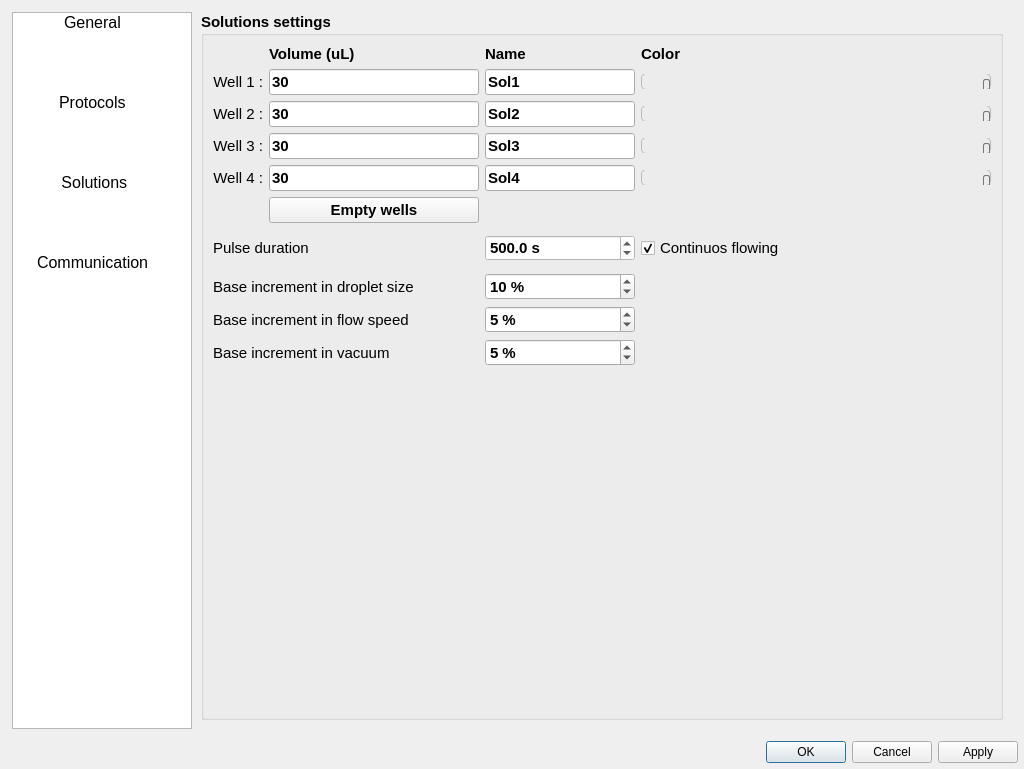
Before: the Qt Designer form apps/Lab-on-a-tip/Lab-on-a-tip_tools.ui in bellonemauro/Labonatip2.0, drawn with Qt 5.
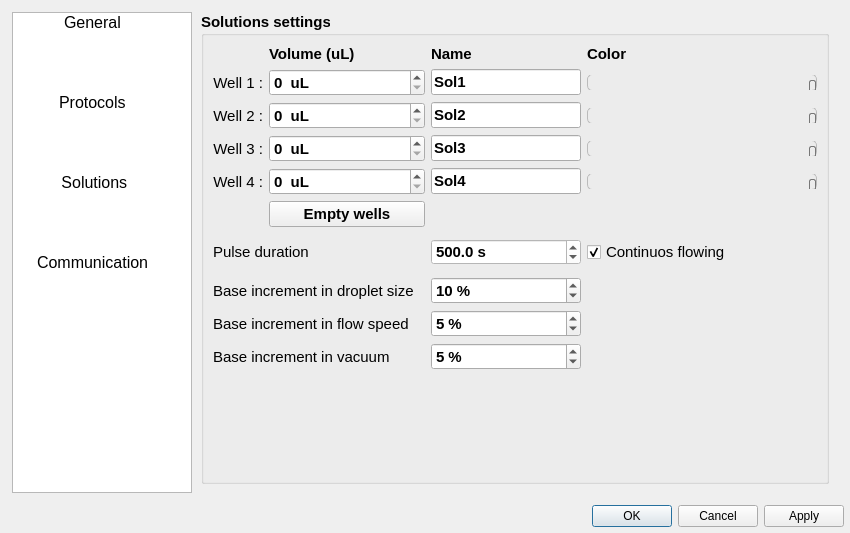
After: the same form once the commit is applied. Icons and pictures are not drawn.

```diff
--- a/apps/Lab-on-a-tip/Lab-on-a-tip_tools.ui
+++ b/apps/Lab-on-a-tip/Lab-on-a-tip_tools.ui
@@ -10,8 +10,8 @@
    <rect>
     <x>0</x>
     <y>0</y>
-    <width>1024</width>
-    <height>769</height>
+    <width>850</width>
+    <height>533</height>
    </rect>
   </property>
   <property name="sizePolicy">
@@ -79,8 +79,8 @@
        <rect>
         <x>0</x>
         <y>0</y>
-        <width>1012</width>
-        <height>728</height>
+        <width>838</width>
+        <height>492</height>
        </rect>
       </property>
       <property name="sizePolicy">
@@ -297,7 +297,7 @@
                <property name="sizeHint" stdset="0">
                 <size>
                  <width>20</width>
-                 <height>40</height>
+                 <height>10</height>
                 </size>
                </property>
               </spacer>
@@ -969,7 +969,7 @@
                <property name="sizeHint" stdset="0">
                 <size>
                  <width>20</width>
-                 <height>40</height>
+                 <height>10</height>
                 </size>
                </property>
               </spacer>
@@ -1549,85 +1549,8 @@
                 <string>Solutions settings</string>
                </property>
                <layout class="QGridLayout" name="gridLayout_6">
-                <item row="2" column="3">
-                 <widget class="QSlider" name="horizontalSlider_colorSol2">
-                  <property name="minimumSize">
-                   <size>
-                    <width>0</width>
-                    <height>0</height>
-                   </size>
-                  </property>
-                  <property name="styleSheet">
-                   <string notr="true">QSlider::groove:horizontal {
-border: 1px solid #bbb;
-background: QLinearGradient( x1: 0, y1: 0, x2: 1, y2: 0,
-stop: 0 #00FF00,
-stop: 0.167 #FFFF00,
-stop: 0.333 #FF0000,
-stop: 0.5 #FF00FF,
-stop: 0.667 #0000FF,
-stop: 0.883 #00FFFF,
-stop: 1 #00FF00 );
-height: 15px;
-border-radius: 5px;
-}
-
-
-QSlider::handle:horizontal {
-background: qlineargradient(x1:0, y1:0, x2:1, y2:1,
-    stop:0 #eee, stop:1 #ccc);
-border: 1px solid #777;
-width: 5px;
-margin-top: 5px;
-margin-bottom: -2px;
-border-radius: 2px;
-}
-
-QSlider::handle:horizontal:hover {
-background: qlineargradient(x1:0, y1:0, x2:1, y2:1,
-    stop:0 #fff, stop:1 #ddd);
-border: 1px solid #444;
-border-radius: 4px;
-}
-
-QSlider::sub-page:horizontal:disabled {
-background: #bbb;
-border-color: #999;
-}
-
-QSlider::add-page:horizontal:disabled {
-background: #eee;
-border-color: #999;
-}
-
-QSlider::handle:horizontal:disabled {
-background: #eee;
-border: 1px solid #aaa;
-border-radius: 4px;
-}</string>
-                  </property>
-                  <property name="maximum">
-                   <number>16777216</number>
-                  </property>
-                  <property name="singleStep">
-                   <number>1</number>
-                  </property>
-                  <property name="value">
-                   <number>5164400</number>
-                  </property>
-                  <property name="orientation">
-                   <enum>Qt::Horizontal</enum>
-                  </property>
-                 </widget>
-                </item>
-                <item row="3" column="0">
-                 <widget class="QLabel" name="label_35">
-                  <property name="maximumSize">
-                   <size>
-                    <width>16777215</width>
-                    <height>16777215</height>
-                   </size>
-                  </property>
+                <item row="7" column="0" rowspan="3" colspan="2">
+                 <widget class="QLabel" name="label_11">
                   <property name="font">
                    <font>
                     <pointsize>11</pointsize>
@@ -1636,81 +1559,7 @@
                    </font>
                   </property>
                   <property name="text">
-                   <string>Well 3 :</string>
-                  </property>
-                  <property name="alignment">
-                   <set>Qt::AlignRight|Qt::AlignTrailing|Qt::AlignVCenter</set>
-                  </property>
-                 </widget>
-                </item>
-                <item row="2" column="0">
-                 <widget class="QLabel" name="label_33">
-                  <property name="maximumSize">
-                   <size>
-                    <width>16777215</width>
-                    <height>16777215</height>
-                   </size>
-                  </property>
-                  <property name="font">
-                   <font>
-                    <pointsize>11</pointsize>
-                    <weight>50</weight>
-                    <bold>false</bold>
-                   </font>
-                  </property>
-                  <property name="text">
-                   <string>Well 2 :</string>
-                  </property>
-                  <property name="alignment">
-                   <set>Qt::AlignRight|Qt::AlignTrailing|Qt::AlignVCenter</set>
-                  </property>
-                 </widget>
-                </item>
-                <item row="10" column="2">
-                 <widget class="QSpinBox" name="spinBox_ds_increment">
-                  <property name="font">
-                   <font>
-                    <pointsize>11</pointsize>
-                   </font>
-                  </property>
-                  <property name="suffix">
-                   <string notr="true"> %</string>
-                  </property>
-                  <property name="prefix">
-                   <string notr="true"/>
-                  </property>
-                  <property name="minimum">
-                   <number>1</number>
-                  </property>
-                  <property name="maximum">
-                   <number>20</number>
-                  </property>
-                  <property name="value">
-                   <number>10</number>
-                  </property>
-                 </widget>
-                </item>
-                <item row="11" column="2">
-                 <widget class="QSpinBox" name="spinBox_fs_increment">
-                  <property name="font">
-                   <font>
-                    <pointsize>11</pointsize>
-                   </font>
-                  </property>
-                  <property name="suffix">
-                   <string notr="true"> %</string>
-                  </property>
-                  <property name="prefix">
-                   <string notr="true"/>
-                  </property>
-                  <property name="minimum">
-                   <number>1</number>
-                  </property>
-                  <property name="maximum">
-                   <number>20</number>
-                  </property>
-                  <property name="value">
-                   <number>5</number>
+                   <string>Pulse duration</string>
                   </property>
                  </widget>
                 </item>
@@ -1728,18 +1577,50 @@
                   </property>
                  </widget>
                 </item>
-                <item row="2" column="1">
-                 <widget class="QLineEdit" name="lineEdit_volume_sol2">
+                <item row="2" column="0">
+                 <widget class="QLabel" name="label_33">
+                  <property name="maximumSize">
+                   <size>
+                    <width>16777215</width>
+                    <height>16777215</height>
+                   </size>
+                  </property>
                   <property name="font">
                    <font>
                     <pointsize>11</pointsize>
+                    <weight>50</weight>
+                    <bold>false</bold>
                    </font>
                   </property>
-                  <property name="accessibleDescription">
-                   <string/>
-                  </property>
                   <property name="text">
-                   <string notr="true">30</string>
+                   <string>Well 2 :</string>
+                  </property>
+                  <property name="alignment">
+                   <set>Qt::AlignRight|Qt::AlignTrailing|Qt::AlignVCenter</set>
+                  </property>
+                 </widget>
+                </item>
+                <item row="11" column="3">
+                 <widget class="QSpinBox" name="spinBox_fs_increment">
+                  <property name="font">
+                   <font>
+                    <pointsize>11</pointsize>
+                   </font>
+                  </property>
+                  <property name="suffix">
+                   <string notr="true"> %</string>
+                  </property>
+                  <property name="prefix">
+                   <string notr="true"/>
+                  </property>
+                  <property name="minimum">
+                   <number>1</number>
+                  </property>
+                  <property name="maximum">
+                   <number>20</number>
+                  </property>
+                  <property name="value">
+                   <number>5</number>
                   </property>
                  </widget>
                 </item>
@@ -1757,7 +1638,7 @@
                   </property>
                  </widget>
                 </item>
-                <item row="3" column="3">
+                <item row="3" column="4">
                  <widget class="QSlider" name="horizontalSlider_colorSol3">
                   <property name="minimumSize">
                    <size>
@@ -1828,36 +1709,7 @@
                   </property>
                  </widget>
                 </item>
-                <item row="7" column="0" rowspan="3" colspan="2">
-                 <widget class="QLabel" name="label_11">
-                  <property name="font">
-                   <font>
-                    <pointsize>11</pointsize>
-                    <weight>50</weight>
-                    <bold>false</bold>
-                   </font>
-                  </property>
-                  <property name="text">
-                   <string>Pulse duration</string>
-                  </property>
-                 </widget>
-                </item>
-                <item row="3" column="1">
-                 <widget class="QLineEdit" name="lineEdit_volume_sol3">
-                  <property name="font">
-                   <font>
-                    <pointsize>11</pointsize>
-                   </font>
-                  </property>
-                  <property name="accessibleDescription">
-                   <string/>
-                  </property>
-                  <property name="text">
-                   <string notr="true">30</string>
-                  </property>
-                 </widget>
-                </item>
-                <item row="4" column="2">
+                <item row="4" column="3">
                  <widget class="QLineEdit" name="lineEdit_sol4_name">
                   <property name="maximumSize">
                    <size>
@@ -1881,37 +1733,137 @@
                   </property>
                  </widget>
                 </item>
-                <item row="1" column="2">
-                 <widget class="QLineEdit" name="lineEdit_sol1_name">
+                <item row="10" column="3">
+                 <widget class="QSpinBox" name="spinBox_ds_increment">
+                  <property name="font">
+                   <font>
+                    <pointsize>11</pointsize>
+                   </font>
+                  </property>
+                  <property name="suffix">
+                   <string notr="true"> %</string>
+                  </property>
+                  <property name="prefix">
+                   <string notr="true"/>
+                  </property>
+                  <property name="minimum">
+                   <number>1</number>
+                  </property>
+                  <property name="maximum">
+                   <number>20</number>
+                  </property>
+                  <property name="value">
+                   <number>10</number>
+                  </property>
+                 </widget>
+                </item>
+                <item row="2" column="4">
+                 <widget class="QSlider" name="horizontalSlider_colorSol2">
                   <property name="minimumSize">
                    <size>
                     <width>0</width>
                     <height>0</height>
                    </size>
                   </property>
+                  <property name="styleSheet">
+                   <string notr="true">QSlider::groove:horizontal {
+border: 1px solid #bbb;
+background: QLinearGradient( x1: 0, y1: 0, x2: 1, y2: 0,
+stop: 0 #00FF00,
+stop: 0.167 #FFFF00,
+stop: 0.333 #FF0000,
+stop: 0.5 #FF00FF,
+stop: 0.667 #0000FF,
+stop: 0.883 #00FFFF,
+stop: 1 #00FF00 );
+height: 15px;
+border-radius: 5px;
+}
+
+
+QSlider::handle:horizontal {
+background: qlineargradient(x1:0, y1:0, x2:1, y2:1,
+    stop:0 #eee, stop:1 #ccc);
+border: 1px solid #777;
+width: 5px;
+margin-top: 5px;
+margin-bottom: -2px;
+border-radius: 2px;
+}
+
+QSlider::handle:horizontal:hover {
+background: qlineargradient(x1:0, y1:0, x2:1, y2:1,
+    stop:0 #fff, stop:1 #ddd);
+border: 1px solid #444;
+border-radius: 4px;
+}
+
+QSlider::sub-page:horizontal:disabled {
+background: #bbb;
+border-color: #999;
+}
+
+QSlider::add-page:horizontal:disabled {
+background: #eee;
+border-color: #999;
+}
+
+QSlider::handle:horizontal:disabled {
+background: #eee;
+border: 1px solid #aaa;
+border-radius: 4px;
+}</string>
+                  </property>
+                  <property name="maximum">
+                   <number>16777216</number>
+                  </property>
+                  <property name="singleStep">
+                   <number>1</number>
+                  </property>
+                  <property name="value">
+                   <number>5164400</number>
+                  </property>
+                  <property name="orientation">
+                   <enum>Qt::Horizontal</enum>
+                  </property>
+                 </widget>
+                </item>
+                <item row="3" column="0">
+                 <widget class="QLabel" name="label_35">
                   <property name="maximumSize">
                    <size>
-                    <width>150</width>
+                    <width>16777215</width>
                     <height>16777215</height>
                    </size>
                   </property>
                   <property name="font">
                    <font>
                     <pointsize>11</pointsize>
+                    <weight>50</weight>
+                    <bold>false</bold>
                    </font>
                   </property>
-                  <property name="accessibleDescription">
-                   <string/>
+                  <property name="text">
+                   <string>Well 3 :</string>
                   </property>
-                  <property name="styleSheet">
-                   <string notr="true"/>
+                  <property name="alignment">
+                   <set>Qt::AlignRight|Qt::AlignTrailing|Qt::AlignVCenter</set>
                   </property>
+                 </widget>
+                </item>
+                <item row="5" column="1">
+                 <widget class="QPushButton" name="pushButton_emptyWells">
+                  <property name="font">
+                   <font>
+                    <pointsize>11</pointsize>
+                   </font>
+                  </property>
                   <property name="text">
-                   <string notr="true">Sol1</string>
+                   <string>Empty wells</string>
                   </property>
                  </widget>
                 </item>
-                <item row="13" column="2">
+                <item row="13" column="3">
                  <spacer name="verticalSpacer">
                   <property name="orientation">
                    <enum>Qt::Vertical</enum>
@@ -1924,7 +1876,229 @@
                   </property>
                  </spacer>
                 </item>
-                <item row="8" column="2">
+                <item row="1" column="3">
+                 <widget class="QLineEdit" name="lineEdit_sol1_name">
+                  <property name="minimumSize">
+                   <size>
+                    <width>0</width>
+                    <height>0</height>
+                   </size>
+                  </property>
+                  <property name="maximumSize">
+                   <size>
+                    <width>150</width>
+                    <height>16777215</height>
+                   </size>
+                  </property>
+                  <property name="font">
+                   <font>
+                    <pointsize>11</pointsize>
+                   </font>
+                  </property>
+                  <property name="accessibleDescription">
+                   <string/>
+                  </property>
+                  <property name="styleSheet">
+                   <string notr="true"/>
+                  </property>
+                  <property name="text">
+                   <string notr="true">Sol1</string>
+                  </property>
+                 </widget>
+                </item>
+                <item row="1" column="0">
+                 <widget class="QLabel" name="label_32">
+                  <property name="maximumSize">
+                   <size>
+                    <width>16777215</width>
+                    <height>16777215</height>
+                   </size>
+                  </property>
+                  <property name="font">
+                   <font>
+                    <pointsize>11</pointsize>
+                    <weight>50</weight>
+                    <bold>false</bold>
+                   </font>
+                  </property>
+                  <property name="text">
+                   <string>Well 1 :</string>
+                  </property>
+                  <property name="alignment">
+                   <set>Qt::AlignRight|Qt::AlignTrailing|Qt::AlignVCenter</set>
+                  </property>
+                 </widget>
+                </item>
+                <item row="0" column="4">
+                 <widget class="QLabel" name="label_18">
+                  <property name="font">
+                   <font>
+                    <pointsize>11</pointsize>
+                    <weight>75</weight>
+                    <bold>true</bold>
+                   </font>
+                  </property>
+                  <property name="text">
+                   <string>Color</string>
+                  </property>
+                 </widget>
+                </item>
+                <item row="0" column="1">
+                 <widget class="QLabel" name="label_9">
+                  <property name="font">
+                   <font>
+                    <pointsize>11</pointsize>
+                   </font>
+                  </property>
+                  <property name="text">
+                   <string>Volume (uL)</string>
+                  </property>
+                 </widget>
+                </item>
+                <item row="3" column="3">
+                 <widget class="QLineEdit" name="lineEdit_sol3_name">
+                  <property name="maximumSize">
+                   <size>
+                    <width>150</width>
+                    <height>16777215</height>
+                   </size>
+                  </property>
+                  <property name="font">
+                   <font>
+                    <pointsize>11</pointsize>
+                   </font>
+                  </property>
+                  <property name="accessibleDescription">
+                   <string/>
+                  </property>
+                  <property name="styleSheet">
+                   <string notr="true"/>
+                  </property>
+                  <property name="text">
+                   <string notr="true">Sol3</string>
+                  </property>
+                 </widget>
+                </item>
+                <item row="12" column="3">
+                 <widget class="QSpinBox" name="spinBox_v_increment">
+                  <property name="font">
+                   <font>
+                    <pointsize>11</pointsize>
+                   </font>
+                  </property>
+                  <property name="suffix">
+                   <string notr="true"> %</string>
+                  </property>
+                  <property name="prefix">
+                   <string notr="true"/>
+                  </property>
+                  <property name="minimum">
+                   <number>1</number>
+                  </property>
+                  <property name="maximum">
+                   <number>20</number>
+                  </property>
+                  <property name="value">
+                   <number>5</number>
+                  </property>
+                 </widget>
+                </item>
+                <item row="4" column="4">
+                 <widget class="QSlider" name="horizontalSlider_colorSol4">
+                  <property name="minimumSize">
+                   <size>
+                    <width>0</width>
+                    <height>0</height>
+                   </size>
+                  </property>
+                  <property name="styleSheet">
+                   <string notr="true">QSlider::groove:horizontal {
+border: 1px solid #bbb;
+background: QLinearGradient( x1: 0, y1: 0, x2: 1, y2: 0,
+stop: 0 #00FF00,
+stop: 0.167 #FFFF00,
+stop: 0.333 #FF0000,
+stop: 0.5 #FF00FF,
+stop: 0.667 #0000FF,
+stop: 0.883 #00FFFF,
+stop: 1 #00FF00 );
+height: 15px;
+border-radius: 5px;
+}
+
+
+QSlider::handle:horizontal {
+background: qlineargradient(x1:0, y1:0, x2:1, y2:1,
+    stop:0 #eee, stop:1 #ccc);
+border: 1px solid #777;
+width: 5px;
+margin-top: 5px;
+margin-bottom: -2px;
+border-radius: 2px;
+}
+
+QSlider::handle:horizontal:hover {
+background: qlineargradient(x1:0, y1:0, x2:1, y2:1,
+    stop:0 #fff, stop:1 #ddd);
+border: 1px solid #444;
+border-radius: 4px;
+}
+
+QSlider::sub-page:horizontal:disabled {
+background: #bbb;
+border-color: #999;
+}
+
+QSlider::add-page:horizontal:disabled {
+background: #eee;
+border-color: #999;
+}
+
+QSlider::handle:horizontal:disabled {
+background: #eee;
+border: 1px solid #aaa;
+border-radius: 4px;
+}</string>
+                  </property>
+                  <property name="maximum">
+                   <number>16777216</number>
+                  </property>
+                  <property name="singleStep">
+                   <number>1</number>
+                  </property>
+                  <property name="value">
+                   <number>1432930</number>
+                  </property>
+                  <property name="orientation">
+                   <enum>Qt::Horizontal</enum>
+                  </property>
+                 </widget>
+                </item>
+                <item row="2" column="3">
+                 <widget class="QLineEdit" name="lineEdit_sol2_name">
+                  <property name="maximumSize">
+                   <size>
+                    <width>150</width>
+                    <height>16777215</height>
+                   </size>
+                  </property>
+                  <property name="font">
+                   <font>
+                    <pointsize>11</pointsize>
+                   </font>
+                  </property>
+                  <property name="accessibleDescription">
+                   <string/>
+                  </property>
+                  <property name="styleSheet">
+                   <string notr="true"/>
+                  </property>
+                  <property name="text">
+                   <string notr="true">Sol2</string>
+                  </property>
+                 </widget>
+                </item>
+                <item row="8" column="3">
                  <widget class="QDoubleSpinBox" name="doubleSpinBox_solution">
                   <property name="enabled">
                    <bool>false</bool>
@@ -1996,21 +2170,6 @@
                   </property>
                  </widget>
                 </item>
-                <item row="1" column="1">
-                 <widget class="QLineEdit" name="lineEdit_volume_sol1">
-                  <property name="font">
-                   <font>
-                    <pointsize>11</pointsize>
-                   </font>
-                  </property>
-                  <property name="accessibleDescription">
-                   <string/>
-                  </property>
-                  <property name="text">
-                   <string notr="true">30</string>
-                  </property>
-                 </widget>
-                </item>
                 <item row="4" column="0">
                  <widget class="QLabel" name="label_36">
                   <property name="maximumSize">
@@ -2034,74 +2193,11 @@
                   </property>
                  </widget>
                 </item>
-                <item row="4" column="1">
-                 <widget class="QLineEdit" name="lineEdit_volume_sol4">
-                  <property name="font">
-                   <font>
-                    <pointsize>11</pointsize>
-                   </font>
-                  </property>
-                  <property name="accessibleDescription">
-                   <string/>
-                  </property>
-                  <property name="text">
-                   <string notr="true">30</string>
-                  </property>
-                 </widget>
-                </item>
-                <item row="12" column="2">
-                 <widget class="QSpinBox" name="spinBox_v_increment">
-                  <property name="font">
-                   <font>
-                    <pointsize>11</pointsize>
-                   </font>
-                  </property>
-                  <property name="suffix">
-                   <string notr="true"> %</string>
-                  </property>
-                  <property name="prefix">
-                   <string notr="true"/>
-                  </property>
-                  <property name="minimum">
-                   <number>1</number>
-                  </property>
-                  <property name="maximum">
-                   <number>20</number>
-                  </property>
-                  <property name="value">
-                   <number>5</number>
-                  </property>
-                 </widget>
-                </item>
-                <item row="3" column="2">
-                 <widget class="QLineEdit" name="lineEdit_sol3_name">
-                  <property name="maximumSize">
-                   <size>
-                    <width>150</width>
-                    <height>16777215</height>
-                   </size>
-                  </property>
-                  <property name="font">
-                   <font>
-                    <pointsize>11</pointsize>
-                   </font>
-                  </property>
-                  <property name="accessibleDescription">
-                   <string/>
-                  </property>
-                  <property name="styleSheet">
-                   <string notr="true"/>
-                  </property>
-                  <property name="text">
-                   <string notr="true">Sol3</string>
-                  </property>
-                 </widget>
-                </item>
-                <item row="1" column="3">
+                <item row="1" column="4">
                  <widget class="QSlider" name="horizontalSlider_colorSol1">
                   <property name="minimumSize">
                    <size>
-                    <width>350</width>
+                    <width>230</width>
                     <height>0</height>
                    </size>
                   </property>
@@ -2168,7 +2264,7 @@
                   </property>
                  </widget>
                 </item>
-                <item row="0" column="2">
+                <item row="0" column="3">
                  <widget class="QLabel" name="label_10">
                   <property name="font">
                    <font>
@@ -2180,137 +2276,7 @@
                   </property>
                  </widget>
                 </item>
-                <item row="0" column="1">
-                 <widget class="QLabel" name="label_9">
-                  <property name="font">
-                   <font>
-                    <pointsize>11</pointsize>
-                   </font>
-                  </property>
-                  <property name="text">
-                   <string>Volume (uL)</string>
-                  </property>
-                 </widget>
-                </item>
-                <item row="2" column="2">
-                 <widget class="QLineEdit" name="lineEdit_sol2_name">
-                  <property name="maximumSize">
-                   <size>
-                    <width>150</width>
-                    <height>16777215</height>
-                   </size>
-                  </property>
-                  <property name="font">
-                   <font>
-                    <pointsize>11</pointsize>
-                   </font>
-                  </property>
-                  <property name="accessibleDescription">
-                   <string/>
-                  </property>
-                  <property name="styleSheet">
-                   <string notr="true"/>
-                  </property>
-                  <property name="text">
-                   <string notr="true">Sol2</string>
-                  </property>
-                 </widget>
-                </item>
-                <item row="4" column="3">
-                 <widget class="QSlider" name="horizontalSlider_colorSol4">
-                  <property name="minimumSize">
-                   <size>
-                    <width>0</width>
-                    <height>0</height>
-                   </size>
-                  </property>
-                  <property name="styleSheet">
-                   <string notr="true">QSlider::groove:horizontal {
-border: 1px solid #bbb;
-background: QLinearGradient( x1: 0, y1: 0, x2: 1, y2: 0,
-stop: 0 #00FF00,
-stop: 0.167 #FFFF00,
-stop: 0.333 #FF0000,
-stop: 0.5 #FF00FF,
-stop: 0.667 #0000FF,
-stop: 0.883 #00FFFF,
-stop: 1 #00FF00 );
-height: 15px;
-border-radius: 5px;
-}
-
-
-QSlider::handle:horizontal {
-background: qlineargradient(x1:0, y1:0, x2:1, y2:1,
-    stop:0 #eee, stop:1 #ccc);
-border: 1px solid #777;
-width: 5px;
-margin-top: 5px;
-margin-bottom: -2px;
-border-radius: 2px;
-}
-
-QSlider::handle:horizontal:hover {
-background: qlineargradient(x1:0, y1:0, x2:1, y2:1,
-    stop:0 #fff, stop:1 #ddd);
-border: 1px solid #444;
-border-radius: 4px;
-}
-
-QSlider::sub-page:horizontal:disabled {
-background: #bbb;
-border-color: #999;
-}
-
-QSlider::add-page:horizontal:disabled {
-background: #eee;
-border-color: #999;
-}
-
-QSlider::handle:horizontal:disabled {
-background: #eee;
-border: 1px solid #aaa;
-border-radius: 4px;
-}</string>
-                  </property>
-                  <property name="maximum">
-                   <number>16777216</number>
-                  </property>
-                  <property name="singleStep">
-                   <number>1</number>
-                  </property>
-                  <property name="value">
-                   <number>1432930</number>
-                  </property>
-                  <property name="orientation">
-                   <enum>Qt::Horizontal</enum>
-                  </property>
-                 </widget>
-                </item>
-                <item row="1" column="0">
-                 <widget class="QLabel" name="label_32">
-                  <property name="maximumSize">
-                   <size>
-                    <width>16777215</width>
-                    <height>16777215</height>
-                   </size>
-                  </property>
-                  <property name="font">
-                   <font>
-                    <pointsize>11</pointsize>
-                    <weight>50</weight>
-                    <bold>false</bold>
-                   </font>
-                  </property>
-                  <property name="text">
-                   <string>Well 1 :</string>
-                  </property>
-                  <property name="alignment">
-                   <set>Qt::AlignRight|Qt::AlignTrailing|Qt::AlignVCenter</set>
-                  </property>
-                 </widget>
-                </item>
-                <item row="8" column="3">
+                <item row="8" column="4">
                  <widget class="QCheckBox" name="checkBox_disableTimer">
                   <property name="font">
                    <font>
@@ -2344,29 +2310,37 @@
                   </property>
                  </widget>
                 </item>
-                <item row="5" column="1">
-                 <widget class="QPushButton" name="pushButton_emptyWells">
-                  <property name="font">
-                   <font>
-                    <pointsize>11</pointsize>
-                   </font>
+                <item row="1" column="1">
+                 <widget class="QSpinBox" name="spinBox_vol_sol1">
+                  <property name="sizePolicy">
+                   <sizepolicy hsizetype="Expanding" vsizetype="Fixed">
+                    <horstretch>0</horstretch>
+                    <verstretch>0</verstretch>
+                   </sizepolicy>
                   </property>
-                  <property name="text">
-                   <string>Empty wells</string>
+                  <property name="suffix">
+                   <string>  uL</string>
                   </property>
                  </widget>
                 </item>
-                <item row="0" column="3">
-                 <widget class="QLabel" name="label_18">
-                  <property name="font">
-                   <font>
-                    <pointsize>11</pointsize>
-                    <weight>75</weight>
-                    <bold>true</bold>
-                   </font>
+                <item row="2" column="1">
+                 <widget class="QSpinBox" name="spinBox_vol_sol2">
+                  <property name="suffix">
+                   <string>  uL</string>
                   </property>
-                  <property name="text">
-                   <string>Color</string>
+                 </widget>
+                </item>
+                <item row="3" column="1">
+                 <widget class="QSpinBox" name="spinBox_vol_sol3">
+                  <property name="suffix">
+                   <string>  uL</string>
+                  </property>
+                 </widget>
+                </item>
+                <item row="4" column="1">
+                 <widget class="QSpinBox" name="spinBox_vol_sol4">
+                  <property name="suffix">
+                   <string>  uL</string>
                   </property>
                  </widget>
                 </item>
```
